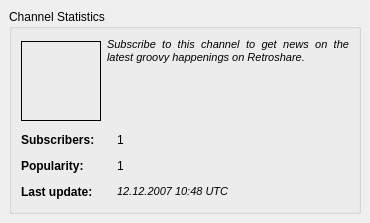
RetroShare/RetroShare, file retroshare-gui/src/gui/channels/ChannelStatsDialog.ui: the form before one commit.
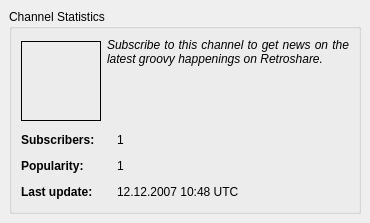
The form after the commit. Icons and pictures are not drawn.

Commit message: Updated Language Files and some of the gui. There are still lots more HTML tags to remove from the other files. This is important - as it makes the translators job so much harder!

The edit to the form file:
```diff
--- a/retroshare-gui/src/gui/channels/ChannelStatsDialog.ui
+++ b/retroshare-gui/src/gui/channels/ChannelStatsDialog.ui
@@ -94,10 +94,7 @@
            </font>
           </property>
           <property name="text" >
-           <string>&lt;html>&lt;head>&lt;meta name="qrichtext" content="1" />&lt;style type="text/css">
-p, li { white-space: pre-wrap; }
-&lt;/style>&lt;/head>&lt;body style=" font-family:'Sans Serif'; font-size:9pt; font-weight:400; font-style:italic; text-decoration:none;">
-&lt;p style=" margin-top:0px; margin-bottom:0px; margin-left:0px; margin-right:0px; -qt-block-indent:0; text-indent:0px;">&lt;span style=" font-size:8pt;">Subscribe to this channel to get news on the latest groovy happenings on Retroshare.  &lt;/span>&lt;/p>&lt;/body>&lt;/html></string>
+           <string>Subscribe to this channel to get news on the latest groovy happenings on Retroshare.</string>
           </property>
           <property name="alignment" >
            <set>Qt::AlignJustify|Qt::AlignTop</set>
@@ -164,10 +161,7 @@
            </size>
           </property>
           <property name="text" >
-           <string>&lt;html>&lt;head>&lt;meta name="qrichtext" content="1" />&lt;style type="text/css">
-p, li { white-space: pre-wrap; }
-&lt;/style>&lt;/head>&lt;body style=" font-family:'Sans Serif'; font-size:9pt; font-weight:400; font-style:normal; text-decoration:none;">
-&lt;p style=" margin-top:0px; margin-bottom:0px; margin-left:0px; margin-right:0px; -qt-block-indent:0; text-indent:0px;">&lt;span style=" font-size:8pt; font-style:italic;">12.12.2007 10:48 UTC&lt;/span>&lt;/p>&lt;/body>&lt;/html></string>
+           <string>12.12.2007 10:48 UTC</string>
           </property>
          </widget>
         </item>
```
The commit also changes 49 other files.
